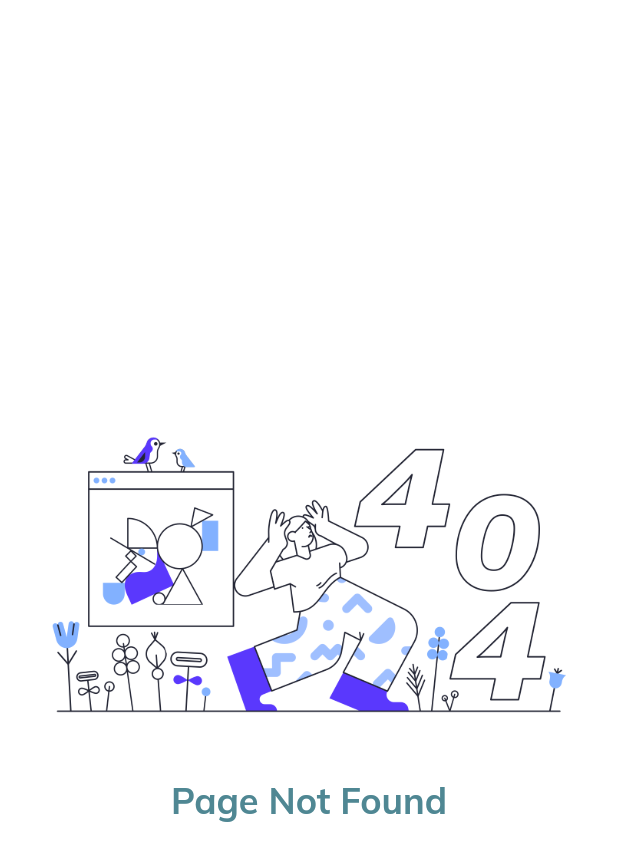
After one commit to usamabse048/shareForNeedyWebAdminPanel, a Flutter app: the PageNotFound screen opened by its route, on a phone screen of 412 x 824 dp. The commit adds this screen. Shown: the top 861 px of the screen. Run offline on Flutter 3.47's test engine with Material 2 defaults, Android fonts, the phone set to English and light mode, and no system bars; our stand-ins replace charts_flutter, data_table_2, get, google_fonts.

Commit message:
namedRoutes added

```diff
--- a/lib/main.dart
+++ b/lib/main.dart
@@ -3,7 +3,15 @@ import 'package:flutter/material.dart';
 import 'package:flutter_web_admin_panel/constants/style.dart';
 import 'package:flutter_web_admin_panel/controllers/menu_controller.dart';
 import 'package:flutter_web_admin_panel/controllers/navigation_controller.dart';
+import 'package:flutter_web_admin_panel/pages/404/error_page.dart';
 import 'package:flutter_web_admin_panel/pages/authentication/authentication.dart';
+import 'package:flutter_web_admin_panel/pages/charity_requests/charity_requests.dart';
+import 'package:flutter_web_admin_panel/pages/ngo_verfication_request/Ngo_verification_request.dart';
+import 'package:flutter_web_admin_panel/pages/overview/overview.dart';
+import 'package:flutter_web_admin_panel/pages/registered_ngos/registered_ngos.dart';
+import 'package:flutter_web_admin_panel/pages/reports/reports.dart';
+import 'package:flutter_web_admin_panel/routing/routes.dart';
+import 'package:flutter_web_admin_panel/widgets/layout.dart';
 import 'package:get/get_navigation/get_navigation.dart';
 import 'package:get/instance_manager.dart';
 import 'package:google_fonts/google_fonts.dart';
@@ -20,6 +28,19 @@ class MyApp extends StatelessWidget {
   @override
   Widget build(BuildContext context) {
     return GetMaterialApp(
+      initialRoute: AuthenticationPageRoute,
+      unknownRoute: GetPage(name: "/not-found", page: () => PageNotFound()),
+      defaultTransition: Transition.fadeIn,
+      getPages: [
+        GetPage(name: RootRoute, page: () => SiteLayout()),
+        GetPage(
+            name: AuthenticationPageRoute, page: () => AuthenticationPage()),
+        // GetPage(name: OverViewPageRoute, page: () => OverviewPage()),
+        // GetPage(name: RegisteredNgosPageRoute, page: () => RegisteredNgosPage()),
+        // GetPage(name: CharityRequestsPageRoute, page: () => CharityRequestsPage()),
+        // GetPage(name: NgoRegesterationRequestsPageRoute, page: () => NGOVerificationRequestsPage()),
+        // GetPage(name: ReportsPageRoute, page: () => ReportsPage()),
+      ],
       debugShowCheckedModeBanner: false,
       title: "Dashboard",
       theme: ThemeData(
@@ -32,7 +53,6 @@ class MyApp extends StatelessWidget {
         }),
         primaryColor: Colors.blue,
       ),
-      home: AuthenticationPage(),
     );
   }
 }
--- /dev/null
+++ b/lib/pages/404/error_page.dart
@@ -0,0 +1,35 @@
+import 'package:flutter/material.dart';
+import 'package:flutter_web_admin_panel/constants/style.dart';
+import 'package:flutter_web_admin_panel/widgets/custom_text.dart';
+
+class PageNotFound extends StatelessWidget {
+  const PageNotFound({Key? key}) : super(key: key);
+
+  @override
+  Widget build(BuildContext context) {
+    return Scaffold(
+      body: Column(
+        mainAxisAlignment: MainAxisAlignment.center,
+        children: [
+          Image.asset(
+            "assets/images/error.png",
+            width: 350,
+          ),
+          SizedBox(
+            height: 10,
+          ),
+          Row(
+            mainAxisAlignment: MainAxisAlignment.center,
+            children: [
+              CustomText(
+                  text: "Page Not Found",
+                  size: 24,
+                  color: active,
+                  fontWeight: FontWeight.bold)
+            ],
+          ),
+        ],
+      ),
+    );
+  }
+}
--- a/lib/pages/authentication/authentication.dart
+++ b/lib/pages/authentication/authentication.dart
@@ -1,5 +1,6 @@
 import 'package:flutter/material.dart';
 import 'package:flutter_web_admin_panel/constants/style.dart';
+import 'package:flutter_web_admin_panel/routing/routes.dart';
 import 'package:flutter_web_admin_panel/widgets/custom_text.dart';
 import 'package:flutter_web_admin_panel/widgets/layout.dart';
 import 'package:get/get.dart';
@@ -101,7 +102,7 @@ class AuthenticationPage extends StatelessWidget {
               ),
               InkWell(
                 onTap: () {
-                  Get.offAll(SiteLayout());
+                  Get.offAllNamed(RootRoute);
                 },
                 child: Container(
                   decoration: BoxDecoration(
--- a/pubspec.yaml
+++ b/pubspec.yaml
@@ -51,6 +51,7 @@ flutter:
   # To add assets to your application, add an assets section, like this:
   assets:
     - assets/icons/
+    - assets/images/
   #   - images/a_dot_ham.jpeg
 
   # An image asset can refer to one or more resolution-specific "variants", see
```
Also changed, not shown: lib/controllers/menu_controller.dart (+14 -15 lines), lib/routing/router.dart (+5 -8 lines), lib/routing/routes.dart (+32 -12 lines), lib/widgets/side_menu.dart (+7 -10 lines), assets/images/error.png (added), 1 other file.
